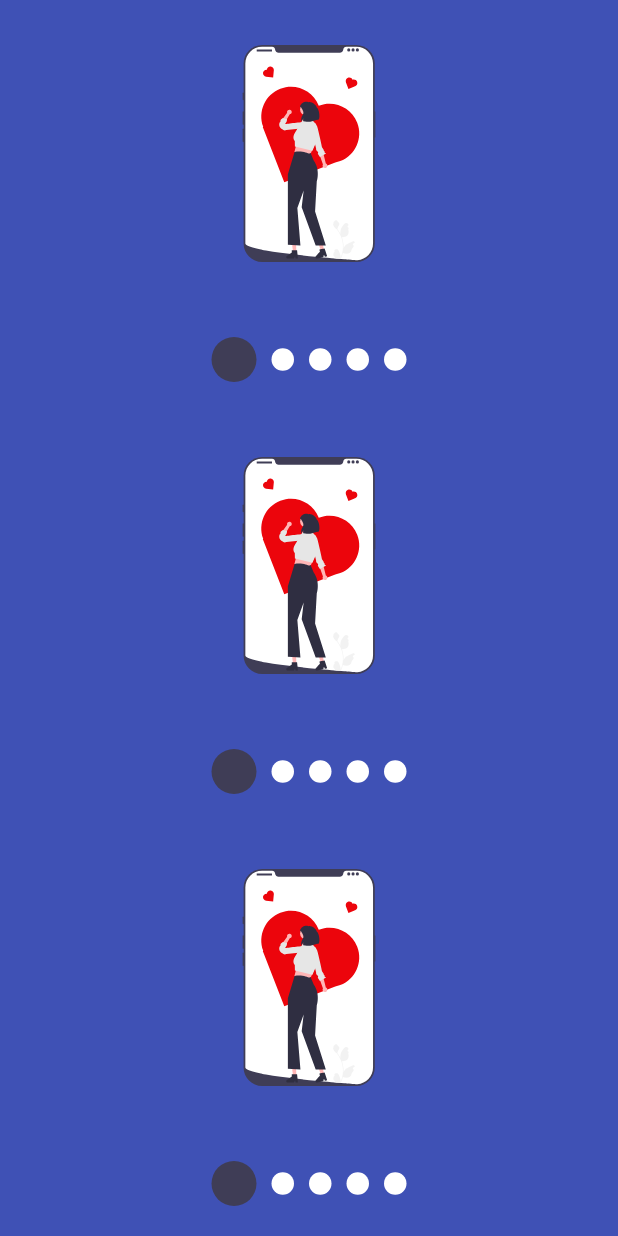
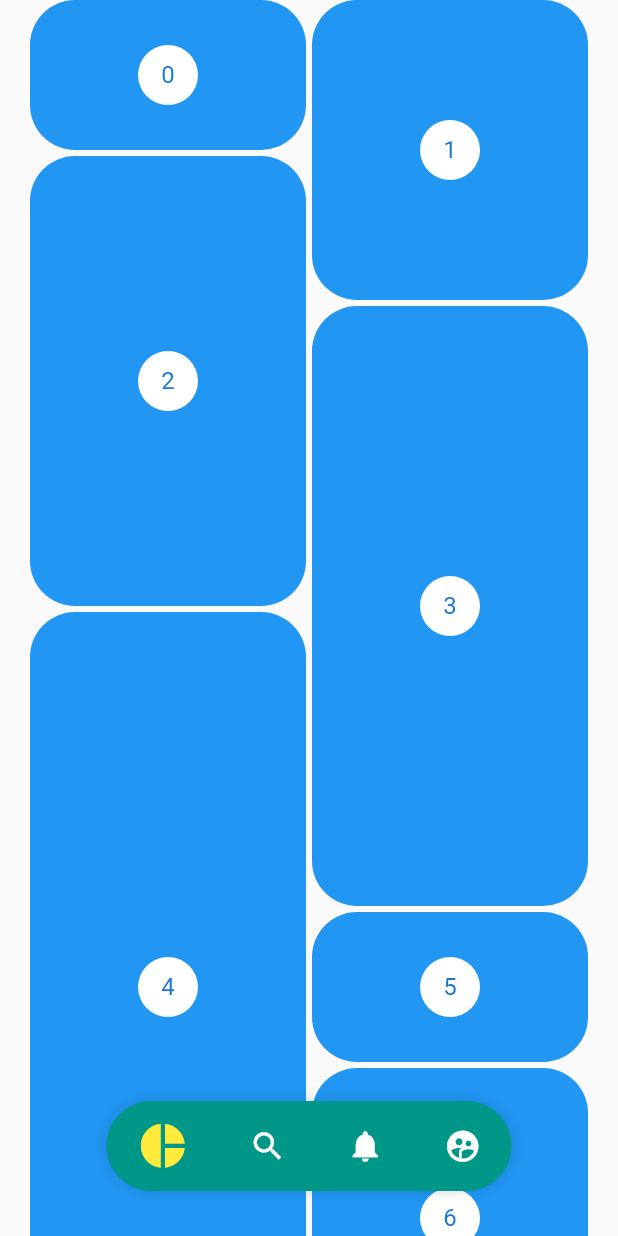
Before and after one commit to OKCAHO4KA/CustomPaint, a Flutter app: the screen it shows after launch, on a phone screen of 412 x 824 dp. Run offline on Flutter 3.47's test engine with Material 2 defaults, Android fonts, the phone set to English and light mode, and no system bars; our stand-ins replace flutter_svg.

Commit message:
pinteres listo

```diff
--- a/lib/main.dart
+++ b/lib/main.dart
@@ -1,4 +1,4 @@
-import 'package:custom_painters/src/pages/slideshow_page.dart';
+import 'package:custom_painters/src/pages/pinterest_page.dart';
 import 'package:flutter/material.dart';
 
 void main() => runApp(const MyApp());
@@ -8,9 +8,9 @@
 
   @override
   Widget build(BuildContext context) {
-    return const MaterialApp(
+    return MaterialApp(
         debugShowCheckedModeBanner: false,
         title: 'Diseños App',
-        home: SlideshowPage());
+        home: PinterestPage());
   }
 }
--- /dev/null
+++ b/lib/src/pages/pinterest_page.dart
@@ -0,0 +1,158 @@
+import 'package:custom_painters/src/widgets/pinterest_menu.dart';
+import 'package:flutter/material.dart';
+import 'package:flutter_staggered_grid_view/flutter_staggered_grid_view.dart';
+import 'package:provider/provider.dart';
+
+class PinterestPage extends StatelessWidget {
+  const PinterestPage({super.key});
+
+  @override
+  Widget build(BuildContext context) {
+    return ChangeNotifierProvider(
+      create: (_) => _MenuModel(),
+      child: const Scaffold(
+          // floatingActionButton: PinterestMenu(),
+          // body: PrinterestGrid(items: items),
+
+          body: Stack(
+        children: [
+          PinterestGrid(),
+          _PinterestMenuLocation(),
+        ],
+      )),
+    );
+  }
+}
+
+class _PinterestMenuLocation extends StatelessWidget {
+  const _PinterestMenuLocation();
+
+  @override
+  Widget build(BuildContext context) {
+    final widthPantalla = MediaQuery.sizeOf(context).width;
+    return Positioned(
+        bottom: 30,
+        child: SizedBox(
+            width: widthPantalla,
+            child: Align(
+                child: PinterestMenu(
+              items: [
+                PinterestButton(
+                    icon: Icons.pie_chart,
+                    onPressed: () {
+                      print('Icon pie_chert');
+                    }),
+                PinterestButton(
+                    icon: Icons.search,
+                    onPressed: () {
+                      print('Icon search');
+                    }),
+                PinterestButton(
+                    icon: Icons.notifications,
+                    onPressed: () {
+                      print('Icon notifications');
+                    }),
+                PinterestButton(
+                    icon: Icons.supervised_user_circle,
+                    onPressed: () {
+                      print('Icon supervised user circle');
+                    }),
+              ],
+              background: Colors.teal,
+              activeColor: Colors.yellow,
+              inactiveColor: Colors.white,
+              mostrar: Provider.of<_MenuModel>(context).mostrar,
+            ))));
+  }
+}
+
+class PinterestGrid extends StatefulWidget {
+  const PinterestGrid({
+    super.key,
+  });
+
+  @override
+  State<PinterestGrid> createState() => _PinterestGridState();
+}
+
+class _PinterestGridState extends State<PinterestGrid> {
+  final List<int> items = List.generate(200, (index) => index);
+
+  ScrollController controller = ScrollController();
+  double scrollAnterior = 0.0;
+//
+  @override
+  void initState() {
+    controller.addListener(() {
+      if (controller.offset > scrollAnterior && controller.offset > 150) {
+        Provider.of<_MenuModel>(context, listen: false).mostrar = false;
+      } else {
+        Provider.of<_MenuModel>(context, listen: false).mostrar = true;
+      }
+      scrollAnterior = controller.offset;
+    });
+    super.initState();
+  }
+
+  @override
+  void dispose() {
+    controller.dispose();
+    super.dispose();
+  }
+
+  @override
+  Widget build(BuildContext context) {
+    return Container(
+      padding: const EdgeInsets.symmetric(horizontal: 20),
+      child: MasonryGridView.count(
+        controller: controller,
+        crossAxisCount: 2,
+        mainAxisSpacing: 4,
+        crossAxisSpacing: 4,
+        itemCount: items.length,
+        itemBuilder: (context, index) {
+          return _Tile(
+            index: index,
+            extent: (index % 5 + 1) * 100,
+          );
+        },
+      ),
+    );
+  }
+}
+
+class _Tile extends StatelessWidget {
+  const _Tile({
+    required this.index,
+    required this.extent,
+  });
+  final int index;
+  final double extent;
+
+  @override
+  Widget build(BuildContext context) {
+    return Container(
+      height: extent,
+      decoration: const BoxDecoration(
+          color: Colors.blue,
+          borderRadius: BorderRadius.all(Radius.circular(30))),
+      child: Center(
+        child: CircleAvatar(
+          backgroundColor: Colors.white,
+          child: Text('$index'),
+        ),
+      ),
+    );
+  }
+}
+
+class _MenuModel with ChangeNotifier {
+  bool _mostrar = true;
+
+  bool get mostrar => _mostrar;
+
+  set mostrar(bool valor) {
+    _mostrar = valor;
+    notifyListeners();
+  }
+}
--- a/lib/src/pages/slideshow_page.dart
+++ b/lib/src/pages/slideshow_page.dart
@@ -10,13 +10,11 @@
     return const Scaffold(
       backgroundColor: Colors.indigo,
       body: Center(
-        child: Column(
-          children: [
-            Expanded(child: MiSlideshow()),
-            Expanded(child: MiSlideshow()),
-            Expanded(child: MiSlideshow())
-          ],
-        ),
+        child: Column(children: [
+          Expanded(child: MiSlideshow()),
+          Expanded(child: MiSlideshow()),
+          Expanded(child: MiSlideshow()),
+        ]),
       ),
     );
   }
@@ -30,7 +28,7 @@
   @override
   Widget build(BuildContext context) {
     return Slideshow(
-      bulletActivo: 30, bulletDesactivo: 15,
+      bulletActivo: 20, bulletDesactivo: 10,
       colorActivo: const Color(0xff3F3D56), colorDesactivo: Colors.white,
       // pointesUp: true,
       slides: [
--- /dev/null
+++ b/lib/src/widgets/pinterest_menu.dart
@@ -0,0 +1,122 @@
+import 'package:flutter/material.dart';
+import 'package:provider/provider.dart';
+
+class PinterestButton {
+  final Function onPressed;
+  final IconData icon;
+
+  PinterestButton({required this.onPressed, required this.icon});
+}
+
+class PinterestMenu extends StatelessWidget {
+  final bool mostrar;
+  final Color? background;
+  final Color? activeColor;
+  final Color? inactiveColor;
+  final List<PinterestButton> items;
+
+  const PinterestMenu(
+      {super.key,
+      this.mostrar = true,
+      this.background = Colors.white,
+      this.activeColor = Colors.black,
+      this.inactiveColor = Colors.blueGrey,
+      required this.items});
+
+  @override
+  Widget build(BuildContext context) {
+    return ChangeNotifierProvider(
+      create: (_) => _MenuModell(),
+      child: AnimatedOpacity(
+        duration: const Duration(milliseconds: 250),
+        opacity: mostrar ? 1 : 0,
+        child: Builder(builder: (context) {
+          Provider.of<_MenuModell>(context).backgroundColor = background!;
+          Provider.of<_MenuModell>(context).activeColor = activeColor!;
+          Provider.of<_MenuModell>(context).inactiveColor = inactiveColor!;
+
+          return _PinterestMenuBackground(child: _MenuItems(items));
+        }),
+      ),
+    );
+  }
+}
+
+class _PinterestMenuBackground extends StatelessWidget {
+  final Widget child;
+  const _PinterestMenuBackground({
+    required this.child,
+  });
+
+  @override
+  Widget build(BuildContext context) {
+    Color backgroundColor = Provider.of<_MenuModell>(context).backgroundColor;
+    return Container(
+      width: 270,
+      height: 60,
+      decoration: BoxDecoration(
+          color: backgroundColor,
+          borderRadius: BorderRadius.circular(100.0),
+          boxShadow: const [
+            BoxShadow(
+              spreadRadius: -5,
+              blurRadius: 10,
+              color: Colors.black38,
+            )
+          ]),
+      child: child,
+    );
+  }
+}
+
+class _MenuItems extends StatelessWidget {
+  final List<PinterestButton> menuItems;
+  const _MenuItems(this.menuItems);
+
+  @override
+  Widget build(BuildContext context) {
+    return Row(
+      mainAxisAlignment: MainAxisAlignment.spaceAround,
+      children: List.generate(menuItems.length,
+          (index) => _PinterestMenuButton(index, menuItems[index])),
+    );
+  }
+}
+
+class _PinterestMenuButton extends StatelessWidget {
+  final int index;
+  final PinterestButton item;
+  const _PinterestMenuButton(this.index, this.item);
+
+  @override
+  Widget build(BuildContext context) {
+    final menuModellProvider = Provider.of<_MenuModell>(context);
+
+    return GestureDetector(
+      onTap: () {
+        menuModellProvider.itemSeleccionado = index;
+        item.onPressed();
+      },
+      behavior: HitTestBehavior.translucent,
+      child: Icon(item.icon,
+          size: menuModellProvider.itemSeleccionado == index ? 35 : 25,
+          color: menuModellProvider.itemSeleccionado == index
+              ? menuModellProvider.activeColor
+              : menuModellProvider.inactiveColor),
+    );
+  }
+}
+
+class _MenuModell with ChangeNotifier {
+  int _itemSeleccionado = 0;
+  Color backgroundColor = Colors.white;
+  Color activeColor = Colors.black;
+  Color inactiveColor = Colors.blueGrey;
+
+  int get itemSeleccionado => _itemSeleccionado;
+
+  set itemSeleccionado(int index) {
+    _itemSeleccionado = index;
+    notifyListeners();
+  }
+}
--- a/pubspec.yaml
+++ b/pubspec.yaml
@@ -31,6 +31,7 @@
   cupertino_icons: ^1.0.2
   flutter:
     sdk: flutter
+  flutter_staggered_grid_view: ^0.7.0
   flutter_svg: ^2.0.7
   provider: ^6.0.5
 
```
Also changed, not shown: pubspec.lock.
